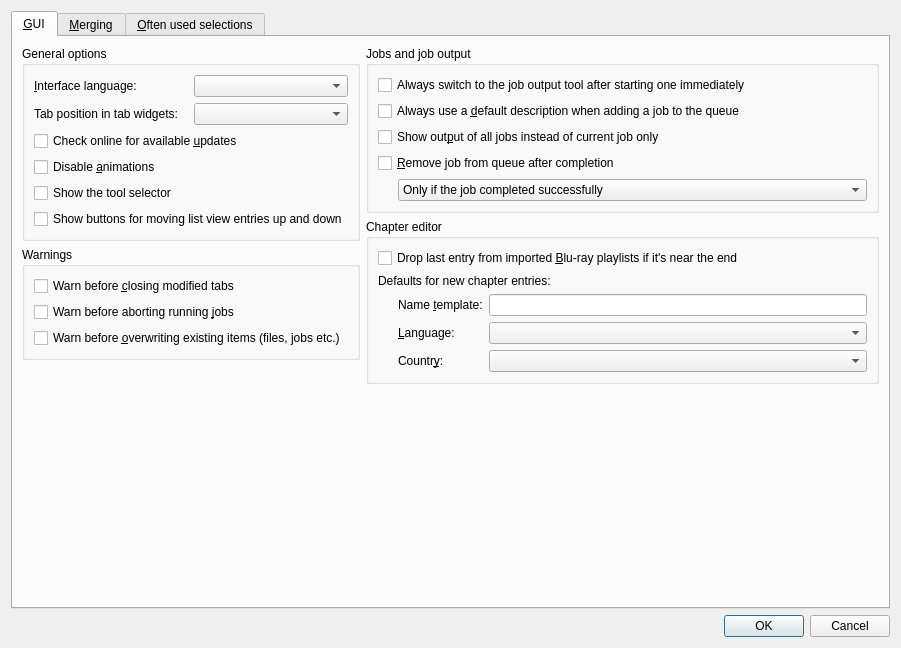
First picture: the form in src/mkvtoolnix-gui/forms/main_window/preferences_dialog.ui, repository jpsdr/MKVToolnix-Windows-7, before the edit.
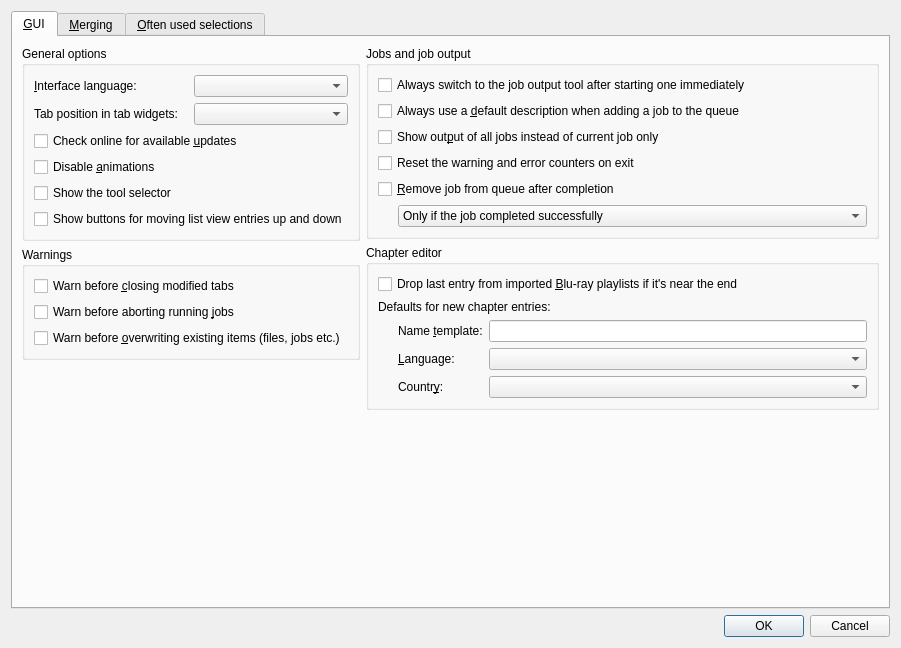
Second picture: the form after the edit. Icons and pictures are not drawn. Custom widgets are drawn as their Qt base class.

Commit message:
GUI: job queue: optionally reset warning/error counters to 0 on exit
Implements #1437.

Patch:
```diff
--- a/src/mkvtoolnix-gui/forms/main_window/preferences_dialog.ui
+++ b/src/mkvtoolnix-gui/forms/main_window/preferences_dialog.ui
@@ -164,6 +164,13 @@
               </property>
              </widget>
             </item>
+            <item>
+             <widget class="QCheckBox" name="cbGuiResetJobWarningErrorCountersOnExit">
+              <property name="text">
+               <string>Reset the warning and error counters on exit</string>
+              </property>
+             </widget>
+            </item>
             <item>
              <widget class="QCheckBox" name="cbGuiRemoveJobs">
               <property name="text">
```
Left out of the diff: 1 changed line with no effect on the pictures. The commit also changes 5 other files.
